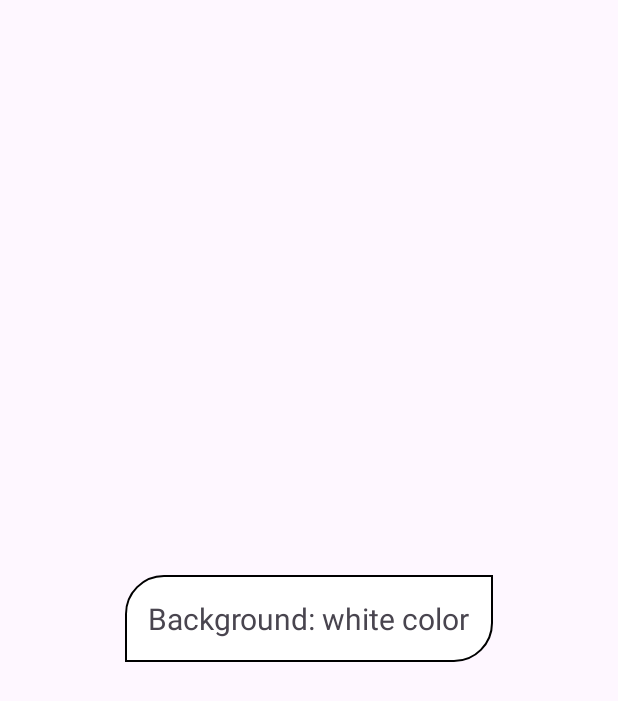
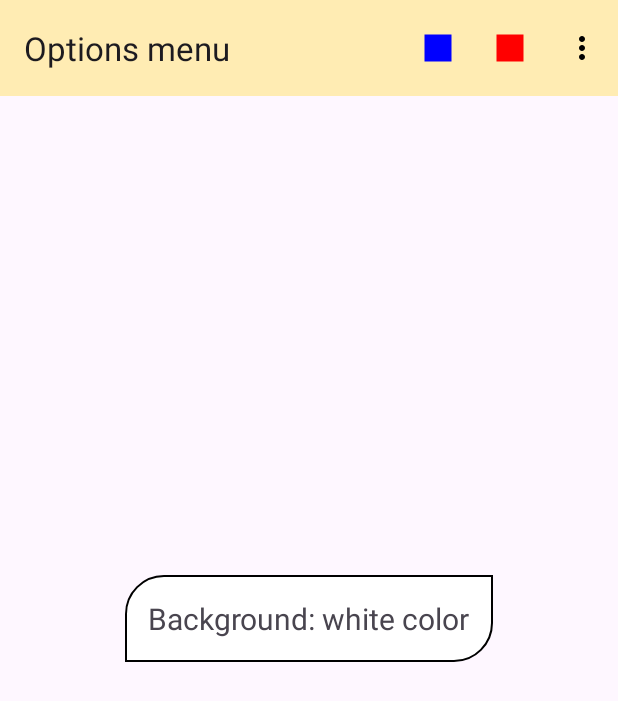
Before and after one commit to ionnomirai/Android_programming, an Android app: the layout activity_main.xml on its own in the app's theme, with its tools: preview values and no code run, on a phone screen of 412 x 824 dp. Shown: the top 701 px of the screen. Run offline under Robolectric (Android 15) with nearby library versions, the phone set to English and light mode, and no system bars.

Commit message:
Created and applied ToolBar in activity_main.xml.
* The previously created menu (menu1) is applied to this Toolbar.

```diff
--- a/options_menu_n00/src/main/res/layout/activity_main.xml
+++ b/options_menu_n00/src/main/res/layout/activity_main.xml
@@ -6,16 +6,31 @@
     android:layout_height="match_parent"
     tools:context=".MainActivity">
 
+    <androidx.appcompat.widget.Toolbar
+        android:id="@+id/tb1"
+        app:title="@string/toolbar_name"
+        android:backgroundTint="@color/light_yellow"
+        android:layout_width="match_parent"
+        android:layout_height="wrap_content"
+        android:background="?attr/colorPrimary"
+        android:minHeight="?attr/actionBarSize"
+        android:theme="?attr/actionBarTheme"
+        app:layout_constraintEnd_toEndOf="parent"
+        app:layout_constraintStart_toStartOf="parent"
+        app:layout_constraintTop_toTopOf="parent"
+        app:menu="@menu/menu1" />
+
     <TextView
+        android:id="@+id/tvGenInfo"
         android:layout_width="wrap_content"
         android:layout_height="wrap_content"
+        android:background="@drawable/rectangle_border"
         android:padding="15dp"
         android:textSize="20sp"
-        tools:text="Background: white color"
-        android:background="@drawable/rectangle_border"
         app:layout_constraintBottom_toBottomOf="parent"
         app:layout_constraintEnd_toEndOf="parent"
         app:layout_constraintStart_toStartOf="parent"
-        app:layout_constraintTop_toTopOf="parent" />
+        app:layout_constraintTop_toTopOf="parent"
+        tools:text="Background: white color" />
 
 </androidx.constraintlayout.widget.ConstraintLayout>
--- a/options_menu_n00/src/main/res/values/strings.xml
+++ b/options_menu_n00/src/main/res/values/strings.xml
@@ -1,5 +1,6 @@
 <resources>
     <string name="app_name">Options_menu_n00</string>
+    <string name="toolbar_name">Options menu</string>
     <string name="item_container">Container</string>
     <string name="blue_color_item">Blue</string>
     <string name="red_color_item">Red</string>
```
